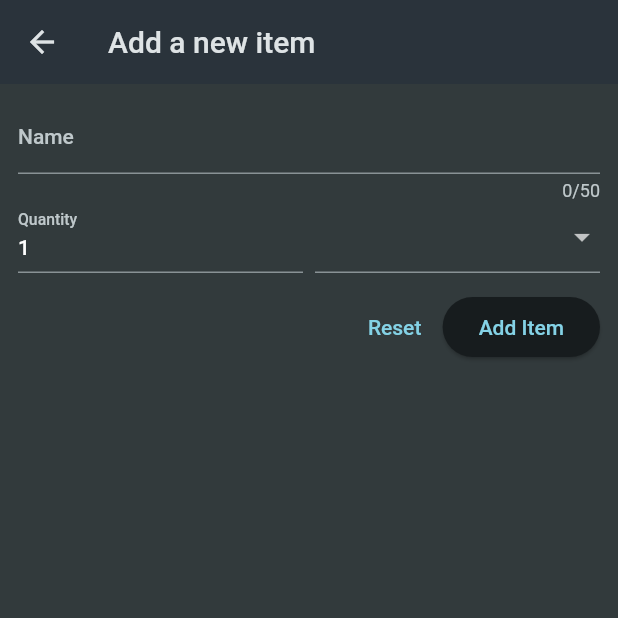
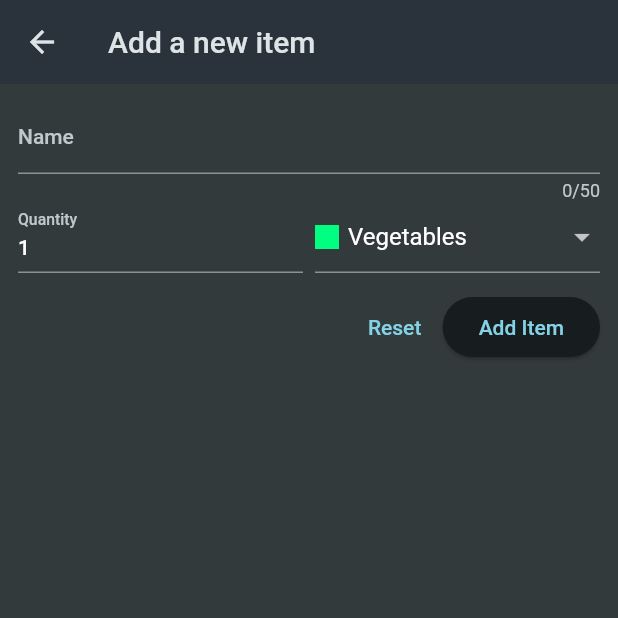
Before and after one commit to Howard86/flutter-tutorial, a Flutter app: the screen it shows after launch, after a tap on the "add" icon, on a phone screen of 412 x 824 dp, the top half of it. Run offline on Flutter 3.47's test engine with Material 2 defaults, Android fonts, the phone set to English and light mode, and no system bars; our stand-ins replace flutter_dotenv, flutter_riverpod, get_it, google_fonts, transparent_image.

```diff
--- a/lib/main.dart
+++ b/lib/main.dart
@@ -1,4 +1,20 @@
+import 'package:firstapp/shopping_app/constant.dart';
+import 'package:firstapp/shopping_app/data/grocery_item_repository.dart';
 import 'package:firstapp/shopping_app/main.dart';
 import 'package:flutter/material.dart';
+import 'package:flutter_dotenv/flutter_dotenv.dart';
 
-void main() => runApp(const ShoppingApp());
+import 'package:http/http.dart' as http;
+
+void main() async {
+  await dotenv.load(fileName: '.env');
+
+  getIt.registerSingleton<GroceryItemRepository>(
+    GroceryItemRepository(
+      baseUrl: dotenv.env['FIREBASE_REALTIME_DATABASE_URL']!,
+      client: http.Client(),
+    ),
+  );
+
+  runApp(const ShoppingApp());
+}
--- /dev/null
+++ b/lib/shopping_app/constant.dart
@@ -0,0 +1,3 @@
+import 'package:get_it/get_it.dart';
+
+final getIt = GetIt.instance;
--- /dev/null
+++ b/lib/shopping_app/data/grocery_item_repository.dart
@@ -0,0 +1,86 @@
+import 'dart:convert';
+
+import 'package:firstapp/shopping_app/models/category.dart';
+import 'package:firstapp/shopping_app/models/grocery_item.dart';
+import 'package:http/http.dart' as http;
+
+class GroceryItemRepository {
+  const GroceryItemRepository({required this.baseUrl, required this.client});
+
+  final String baseUrl;
+  final http.Client client;
+  final String _groceryItemPath = 'grocery_items';
+
+  Future<List<GroceryItem>> getGroceryItems() async {
+    final response = await client.get(
+      Uri.https(
+        baseUrl,
+        '$_groceryItemPath.json',
+      ),
+    );
+
+    if (response.statusCode >= 400) {
+      throw Exception('Failed to fetch grocery items');
+    }
+
+    final responseData = json.decode(response.body) as Map<String, dynamic>;
+
+    final List<GroceryItem> loadedItems = [];
+
+    responseData.forEach((key, value) {
+      loadedItems.add(
+        GroceryItem.fromJson(value, key),
+      );
+    });
+
+    return loadedItems;
+  }
+
+  Future<GroceryItem> addGroceryItem(
+      ({
+        String name,
+        int quantity,
+        Category category,
+      }) item) async {
+    final response = await client.post(
+      Uri.https(
+        baseUrl,
+        '$_groceryItemPath.json',
+      ),
+      headers: {
+        'Content-Type': 'application/json',
+      },
+      body: json.encode({
+        'name': item.name,
+        'quantity': item.quantity,
+        'category': item.category.name,
+      }),
+    );
+
+    if (response.statusCode >= 400) {
+      throw Exception('Failed to add grocery item');
+    }
+
+    final responseData = json.decode(response.body) as Map<String, dynamic>;
+
+    return GroceryItem(
+      id: responseData['name']!,
+      name: item.name,
+      quantity: item.quantity,
+      category: item.category,
+    );
+  }
+
+  Future<void> deleteGroceryItem(String id) async {
+    final response = await client.delete(
+      Uri.https(
+        baseUrl,
+        '$_groceryItemPath/$id.json',
+      ),
+    );
+
+    if (response.statusCode >= 400) {
+      throw Exception('Failed to delete grocery item');
+    }
+  }
+}
--- a/lib/shopping_app/models/grocery_item.dart
+++ b/lib/shopping_app/models/grocery_item.dart
@@ -1,3 +1,4 @@
+import 'package:firstapp/shopping_app/data/categories.dart';
 import 'package:firstapp/shopping_app/models/category.dart';
 
 class GroceryItem {
@@ -12,4 +13,22 @@ class GroceryItem {
     required this.quantity,
     required this.category,
   });
+
+  factory GroceryItem.fromJson(Map<String, dynamic> json, String id) =>
+      GroceryItem(
+        id: id,
+        name: json['name'],
+        quantity: json['quantity'],
+        category: categories.entries
+            .firstWhere(
+              (c) => c.value.name == json['category'],
+            )
+            .value,
+      );
+
+  Map<String, dynamic> toJson() => {
+        'name': name,
+        'quantity': quantity,
+        'category': category.name,
+      };
 }
--- a/lib/shopping_app/widgets/grocery_list.dart
+++ b/lib/shopping_app/widgets/grocery_list.dart
@@ -1,4 +1,5 @@
-import 'package:firstapp/shopping_app/data/dummy_items.dart';
+import 'package:firstapp/shopping_app/constant.dart';
+import 'package:firstapp/shopping_app/data/grocery_item_repository.dart';
 import 'package:firstapp/shopping_app/models/grocery_item.dart';
 import 'package:firstapp/shopping_app/widgets/new_item.dart';
 import 'package:flutter/material.dart';
@@ -13,9 +14,46 @@ class GroceryList extends StatefulWidget {
 }
 
 class _GroceryListState extends State<GroceryList> {
-  final List<GroceryItem> _groceryItemList = groceryItems;
+  final List<GroceryItem> _groceryItemList = [];
 
-  void _onAddItem() async {
+  var _isLoading = true;
+  var _error = '';
+
+  @override
+  void initState() {
+    super.initState();
+
+    getIt<GroceryItemRepository>().getGroceryItems().then(
+      (items) {
+        if (!context.mounted) {
+          return;
+        }
+
+        setState(
+          () {
+            _groceryItemList.clear();
+            _groceryItemList.addAll(items);
+            _isLoading = false;
+          },
+        );
+      },
+    ).catchError(
+      (e) {
+        if (!context.mounted) {
+          return;
+        }
+
+        setState(
+          () {
+            _error = e.toString();
+            _isLoading = false;
+          },
+        );
+      },
+    );
+  }
+
+  Future<void> _onAddItem() async {
     final newItem = await Navigator.of(context).push<GroceryItem>(
       MaterialPageRoute(
         builder: (ctx) => const NewItem(),
@@ -31,6 +69,39 @@ class _GroceryListState extends State<GroceryList> {
     });
   }
 
+  Future<void> _onDeleteItem(int index) async {
+    final item = _groceryItemList[index];
+    var snackbarText = '';
+
+    try {
+      setState(() {
+        _groceryItemList.removeAt(index);
+      });
+      await getIt<GroceryItemRepository>().deleteGroceryItem(
+        item.id,
+      );
+
+      snackbarText = '${_groceryItemList[index].name} deleted!';
+    } catch (e) {
+      setState(() {
+        _groceryItemList.insert(index, item);
+      });
+      snackbarText = 'Failed to delete ${_groceryItemList[index].name}!';
+    }
+
+    if (!context.mounted) {
+      return;
+    }
+
+    ScaffoldMessenger.of(context).clearSnackBars();
+    ScaffoldMessenger.of(context).showSnackBar(
+      SnackBar(
+        content: Text(snackbarText),
+        duration: const Duration(seconds: 2),
+      ),
+    );
+  }
+
   @override
   Widget build(BuildContext context) {
     return Scaffold(
@@ -43,23 +114,31 @@ class _GroceryListState extends State<GroceryList> {
           ),
         ],
       ),
-      body: _groceryItemList.isNotEmpty
-          ? ListView.builder(
+      body: Builder(
+        builder: (ctx) {
+          if (_isLoading) {
+            return const Center(
+              child: CircularProgressIndicator(),
+            );
+          }
+
+          if (_error.isNotEmpty) {
+            return Center(
+              child: Text(_error),
+            );
+          }
+
+          if (_groceryItemList.isEmpty) {
+            return const Center(
+              child: Text('No items yet!'),
+            );
+          }
+
+          return ListView.builder(
             itemCount: _groceryItemList.length,
             itemBuilder: (ctx, index) => Dismissible(
               key: ValueKey(_groceryItemList[index].id),
-                onDismissed: (direction) => {
-                  ScaffoldMessenger.of(context).clearSnackBars(),
-                  ScaffoldMessenger.of(context).showSnackBar(
-                    SnackBar(
-                      content: Text('${_groceryItemList[index].name} deleted!'),
-                      duration: const Duration(seconds: 2),
-                    ),
-                  ),
-                  setState(() {
-                    _groceryItemList.removeAt(index);
-                  }),
-                },
+              onDismissed: (_) => _onDeleteItem(index),
               background: Container(
                 color: Theme.of(context).colorScheme.error,
                 alignment: Alignment.centerRight,
@@ -80,9 +159,8 @@ class _GroceryListState extends State<GroceryList> {
                 trailing: Text('${_groceryItemList[index].quantity}'),
               ),
             ),
-            )
-          : const Center(
-              child: Text('No items yet!'),
+          );
+        },
       ),
     );
   }
--- a/lib/shopping_app/widgets/new_item.dart
+++ b/lib/shopping_app/widgets/new_item.dart
@@ -1,6 +1,7 @@
+import 'package:firstapp/shopping_app/constant.dart';
 import 'package:firstapp/shopping_app/data/categories.dart';
+import 'package:firstapp/shopping_app/data/grocery_item_repository.dart';
 import 'package:firstapp/shopping_app/models/category.dart';
-import 'package:firstapp/shopping_app/models/grocery_item.dart';
 import 'package:flutter/material.dart';
 
 class NewItem extends StatefulWidget {
@@ -18,21 +19,36 @@ class _NewItemState extends State<NewItem> {
   var _name = '';
   var _quantity = 1;
   var _category = categories[Categories.vegetables]!;
+  var _isLoading = false;
+  var _error = '';
 
-  void _saveItem() {
+  void _saveItem() async {
     if (!_formKey.currentState!.validate()) {
       return;
     }
 
     _formKey.currentState!.save();
-    Navigator.of(context).pop(
-      GroceryItem(
-        id: DateTime.now().toString(),
+    setState(() {
+      _isLoading = true;
+      _error = '';
+    });
+
+    try {
+      final item = await getIt<GroceryItemRepository>().addGroceryItem((
         name: _name,
         quantity: _quantity,
         category: _category,
-      ),
-    );
+      ));
+
+      if (!context.mounted) {
+        return;
+      }
+      Navigator.of(context).pop(item);
+    } catch (e) {
+      setState(() {
+        _error = e.toString();
+      });
+    }
   }
 
   void _resetItem() {
@@ -81,6 +97,7 @@ class _NewItemState extends State<NewItem> {
                   const SizedBox(width: 8),
                   Expanded(
                     child: DropdownButtonFormField(
+                      value: _category,
                       items: [
                         for (final category in categories.entries)
                           DropdownMenuItem(
@@ -112,16 +129,29 @@ class _NewItemState extends State<NewItem> {
                 mainAxisAlignment: MainAxisAlignment.end,
                 children: [
                   TextButton(
-                    onPressed: _resetItem,
+                    onPressed: _isLoading ? null : _resetItem,
                     child: const Text('Reset'),
                   ),
                   const SizedBox(height: 8),
                   ElevatedButton(
-                    onPressed: _saveItem,
-                    child: const Text('Add Item'),
+                    onPressed: _isLoading ? null : _saveItem,
+                    child: _isLoading
+                        ? const SizedBox(
+                            height: 16,
+                            width: 16,
+                            child: CircularProgressIndicator(),
+                          )
+                        : const Text('Add Item'),
                   )
                 ],
-              )
+              ),
+              if (_error.isNotEmpty)
+                Text(
+                  _error,
+                  style: TextStyle(
+                    color: Theme.of(context).colorScheme.error,
+                  ),
+                ),
             ],
           ),
         ),
--- a/pubspec.yaml
+++ b/pubspec.yaml
@@ -40,6 +40,9 @@ dependencies:
   intl: ^0.18.1
   transparent_image: ^2.0.1
   flutter_riverpod: ^2.4.1
+  http: ^1.1.0
+  get_it: ^7.6.4
+  flutter_dotenv: ^5.1.0
 
 dev_dependencies:
   flutter_test:
@@ -65,6 +68,7 @@ flutter:
 
   # To add assets to your application, add an assets section, like this:
   assets:
+    - .env
     - assets/images/
   #   - images/a_dot_burr.jpeg
   #   - images/a_dot_ham.jpeg
```
Also changed, not shown: pubspec.lock, 1 other file. Lines whose indentation alone changed are shown as unchanged.
